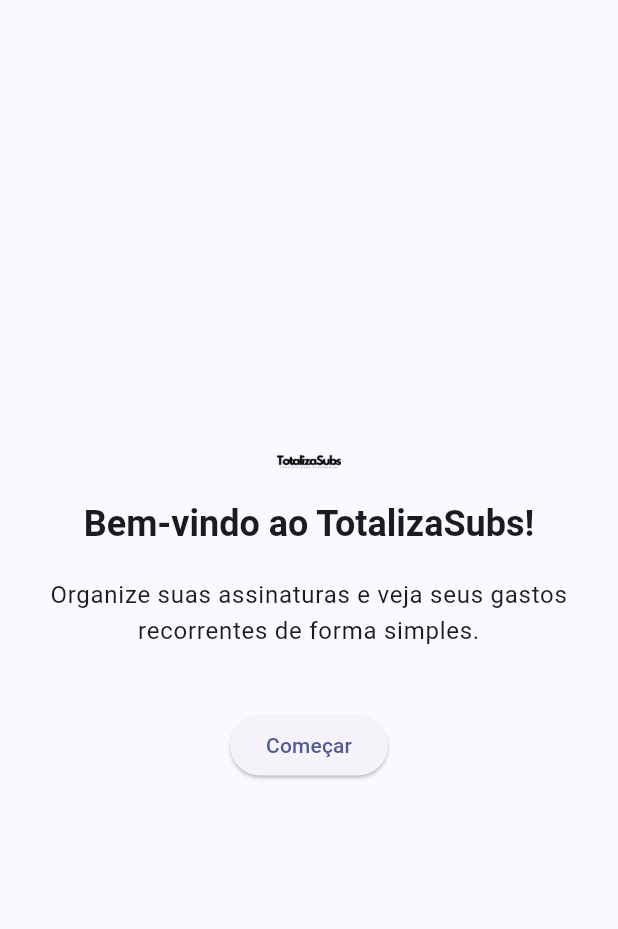
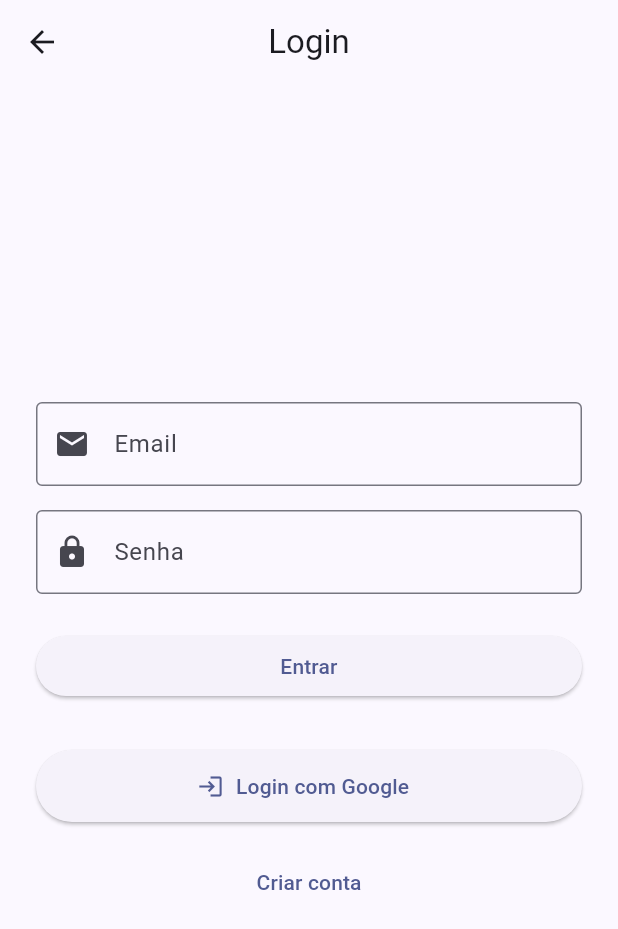
Before and after one commit to 1gustavoferreira/TotalizaSubsFlutter, a Flutter app: the screen it shows after launch, after a tap on "Começar", on a phone screen of 412 x 824 dp. Shown: the top 929 px of the screen. Run offline on Flutter 3.47's test engine with Material 3 defaults, Android fonts, the phone set to English and light mode, and no system bars; our stand-ins replace firebase_auth, firebase_core; accounts and stored records are empty.

Commit message:
Firebase auth

```diff
--- /dev/null
+++ b/lib/features/auth/login_page.dart
@@ -0,0 +1,135 @@
+import 'package:firebase_auth/firebase_auth.dart'; // Adicione essa importação
+import 'package:flutter/material.dart';
+
+class LoginPage extends StatefulWidget {
+  const LoginPage({super.key});
+
+  @override
+  State<LoginPage> createState() => _LoginPageState();
+}
+
+class _LoginPageState extends State<LoginPage> {
+  final _formKey = GlobalKey<FormState>();
+  String _email = '', _password = '';
+  final FirebaseAuth _auth = FirebaseAuth.instance; // Instância do FirebaseAuth
+  String _errorMessage = ''; // Para mostrar erro de login
+
+  // Função de login
+  Future<void> _login() async {
+    try {
+      // Tente fazer o login com e-mail e senha
+      UserCredential userCredential = await _auth.signInWithEmailAndPassword(
+        email: _email,
+        password: _password,
+      );
+      print('Usuário logado: ${userCredential.user?.email}');
+
+      // Redirecionar para a tela principal ou inicial
+      Navigator.pushReplacementNamed(context, '/home'); // Defina a rota para a tela inicial
+    } catch (e) {
+      setState(() {
+        _errorMessage = 'Erro: ${e.toString()}';
+      });
+      print('Erro ao fazer login: $e');
+    }
+  }
+
+  @override
+  Widget build(BuildContext context) {
+    return Scaffold(
+      appBar: AppBar(title: const Text('Login'), centerTitle: true),
+      body: Padding(
+        padding: const EdgeInsets.all(24.0),
+        child: Form(
+          key: _formKey,
+          child: Column(
+            mainAxisAlignment: MainAxisAlignment.center,
+            children: [
+              // Email
+              TextFormField(
+                decoration: const InputDecoration(
+                  labelText: 'Email',
+                  border: OutlineInputBorder(),
+                  prefixIcon: Icon(Icons.email),
+                ),
+                keyboardType: TextInputType.emailAddress,
+                onSaved: (v) => _email = v?.trim() ?? '',
+                validator: (v) {
+                  if (v == null || v.isEmpty) return 'Insira seu email';
+                  if (!v.contains('@')) return 'Email inválido';
+                  return null;
+                },
+              ),
+              const SizedBox(height: 16),
+
+              // Senha
+              TextFormField(
+                decoration: const InputDecoration(
+                  labelText: 'Senha',
+                  border: OutlineInputBorder(),
+                  prefixIcon: Icon(Icons.lock),
+                ),
+                obscureText: true,
+                onSaved: (v) => _password = v ?? '',
+                validator: (v) {
+                  if (v == null || v.isEmpty) return 'Insira sua senha';
+                  if (v.length < 6) return 'Mínimo de 6 caracteres';
+                  return null;
+                },
+              ),
+              const SizedBox(height: 24),
+
+              // Botão Entrar
+              ElevatedButton(
+                onPressed: () {
+                  if (_formKey.currentState?.validate() ?? false) {
+                    _formKey.currentState?.save();
+                    _login(); // Chama a função de login
+                  }
+                },
+                child: const SizedBox(
+                  width: double.infinity,
+                  child: Text('Entrar', textAlign: TextAlign.center),
+                ),
+              ),
+              const SizedBox(height: 16),
+
+              // Mensagem de erro, caso haja
+              if (_errorMessage.isNotEmpty)
+                Padding(
+                  padding: const EdgeInsets.only(top: 16.0),
+                  child: Text(
+                    _errorMessage,
+                    style: TextStyle(color: Colors.red),
+                  ),
+                ),
+
+              const SizedBox(height: 16),
+
+              // Login com Google
+              ElevatedButton.icon(
+                icon: const Icon(Icons.login),
+                label: const Text('Login com Google'),
+                style: ElevatedButton.styleFrom(
+                  minimumSize: const Size(double.infinity, 48),
+                ),
+                onPressed: () {
+                  // TODO: implementar Google Sign-In
+                },
+              ),
+              const SizedBox(height: 16),
+
+              // Criar conta
+              TextButton(
+                onPressed: () {
+                  // TODO: navegue para a tela de cadastro
+                },
+                child: const Text('Criar conta'),
+              ),
+            ],
+          ),
+        ),
+      ),
+    );
+  }
+}
--- a/lib/main.dart
+++ b/lib/main.dart
@@ -1,6 +1,14 @@
 import 'package:flutter/material.dart';
+import 'features/auth/login_page.dart';
+import 'firebase_options.dart';
+import 'package:firebase_core/firebase_core.dart';
 
-void main() {
+
+void main() async {
+  WidgetsFlutterBinding.ensureInitialized();
+  await Firebase.initializeApp(
+    options: DefaultFirebaseOptions.currentPlatform,
+  );
   runApp(const TotalizaSubsApp());
 }
 
@@ -26,8 +34,6 @@
 
   @override
   Widget build(BuildContext context) {
-    final screenWidth = MediaQuery.of(context).size.width;
-
     return Scaffold(
       body: Center(
         child: Container(
@@ -35,16 +41,15 @@
           constraints: const BoxConstraints(maxWidth: 600),
           child: Column(
             mainAxisAlignment: MainAxisAlignment.center,
-            crossAxisAlignment: CrossAxisAlignment.center,
             children: [
               SizedBox(
                 width: 300,
-                height: 10,
+                height: 100,
                 child: Image.asset('assets/images/totalizaLogo.png'),
               ),
               const SizedBox(height: 20),
               Text(
-                'Bem-vindo ao TotalizaSubs!',
+                'Bem‑vindo ao TotalizaSubs!',
                 textAlign: TextAlign.center,
                 style: Theme.of(context).textTheme.headlineSmall?.copyWith(
                       fontWeight: FontWeight.bold,
@@ -59,8 +64,12 @@
               const SizedBox(height: 40),
               ElevatedButton(
                 onPressed: () {
-                  // Ação ao clicar em "Começar"
-                  print("Botão Começar pressionado!");
+                  Navigator.push(
+                    context,
+                    MaterialPageRoute(
+                      builder: (_) => const LoginPage(),
+                    ),
+                  );
                 },
                 child: const Text('Começar'),
               ),
--- a/pubspec.yaml
+++ b/pubspec.yaml
@@ -30,10 +30,13 @@
 dependencies:
   flutter:
     sdk: flutter
+  firebase_core: ^2.27.0
+  firebase_auth: ^4.17.3
+  cloud_firestore: ^4.15.4
+  cupertino_icons: ^1.0.8
 
   # The following adds the Cupertino Icons font to your application.
   # Use with the CupertinoIcons class for iOS style icons.
-  cupertino_icons: ^1.0.8
 
 dev_dependencies:
   flutter_test:
```
Also changed, not shown: firebase.json (added), lib/firebase_options.dart (added), pubspec.lock, 6 other files.
